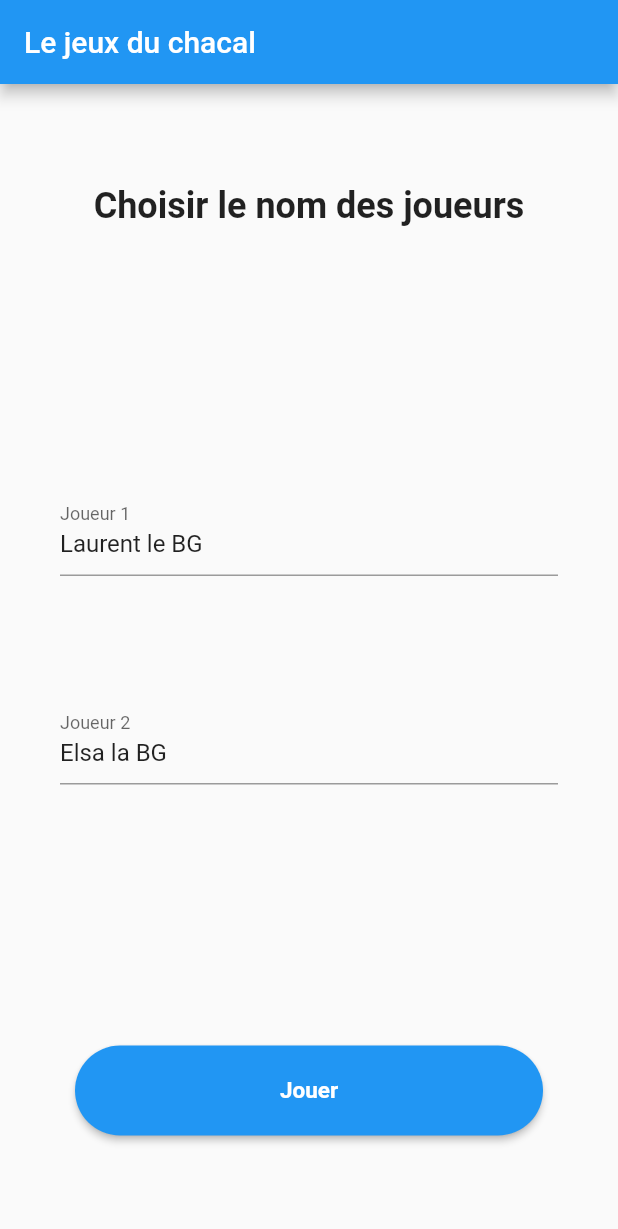
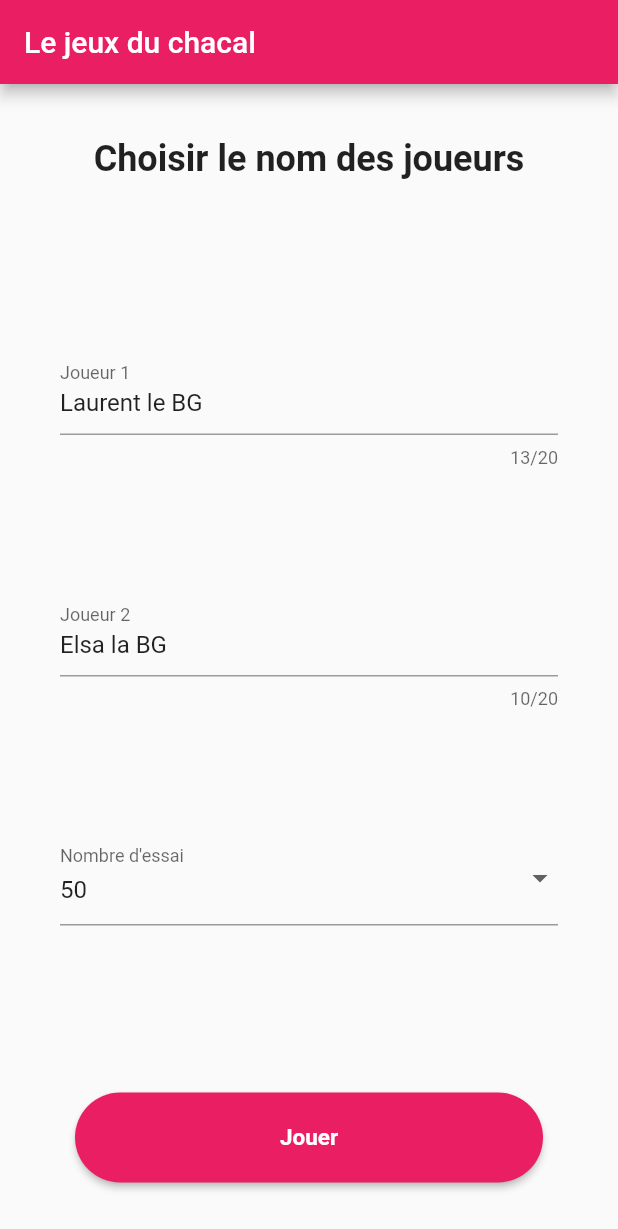
Before and after one commit to TheSmartMonkey/chacal-game, a Flutter app: the screen it shows after launch, on a phone screen of 412 x 824 dp. Shown: the top 1229 px of the screen. Run offline on Flutter 3.47's test engine with Material 2 defaults, Android fonts, the phone set to English and light mode, and no system bars.

Commit message:
number of tries

```diff
--- a/ui/lib/main.dart
+++ b/ui/lib/main.dart
@@ -1,9 +1,9 @@
 import 'package:flutter/material.dart';
 import 'package:ui/cors/constants.dart';
+import 'package:ui/providers/number_of_tries.dart';
 import 'package:ui/providers/players.dart';
 import 'package:ui/providers/word.dart';
 import 'package:ui/screens/choose_word.dart';
-import 'package:ui/screens/game.dart';
 import 'package:ui/screens/home.dart';
 import 'package:provider/provider.dart';
 import 'package:ui/screens/who_choose.dart';
@@ -17,6 +17,9 @@ void main() {
         ),
         ChangeNotifierProvider(
           create: (_) => WordProvider(),
+        ),
+        ChangeNotifierProvider(
+          create: (_) => NumberOfTriesProvider(),
         ),
       ],
       child: const MyApp(),
@@ -32,7 +35,7 @@ class MyApp extends StatelessWidget {
     return MaterialApp(
       title: title,
       theme: ThemeData(
-        primarySwatch: Colors.blue,
+        primarySwatch: Colors.pink,
       ),
       initialRoute: '/',
       routes: {
--- /dev/null
+++ b/ui/lib/providers/number_of_tries.dart
@@ -0,0 +1,27 @@
+import 'package:flutter/material.dart';
+
+class NumberOfTriesProvider extends ChangeNotifier {
+  int _numberOfTries = 50;
+  int _currentNumberOfTries = 1;
+
+  int get getNumberOfTries => _numberOfTries;
+  int get getCurrentNumberOfTries => _currentNumberOfTries;
+
+  void updateNumberOfTries(int numberOfTries) {
+    _numberOfTries = numberOfTries;
+    notifyListeners();
+  }
+
+  void incerementCurrentNumberOfTries(int currentNumberOfTries) {
+    _currentNumberOfTries = currentNumberOfTries + 1;
+    notifyListeners();
+  }
+
+  void clearNumberOfTries() {
+    _numberOfTries = 50;
+  }
+
+  void clearCurrentNumberOfTries() {
+    _currentNumberOfTries = 0;
+  }
+}
--- a/ui/lib/screens/home.dart
+++ b/ui/lib/screens/home.dart
@@ -1,6 +1,7 @@
 import 'package:flutter/material.dart';
 import 'package:ui/cors/constants.dart';
 import 'package:ui/models/players.dart';
+import 'package:ui/providers/number_of_tries.dart';
 import 'package:ui/providers/players.dart';
 import 'package:ui/screens/who_choose.dart';
 import 'package:ui/widgets/custom_button.dart';
@@ -20,12 +21,13 @@ class _HomeScreenState extends State<HomeScreen> {
   PlayersModel _players = PlayersModel.empty();
   final _player1 = TextEditingController(text: defaultPlayer1);
   final _player2 = TextEditingController(text: defaultPlayer2);
+  String _selectedValue = '50';
 
   @override
   void dispose() {
-    super.dispose();
     _player1.dispose();
     _player2.dispose();
+    super.dispose();
   }
 
   void onSubmit() {
@@ -38,8 +40,13 @@ class _HomeScreenState extends State<HomeScreen> {
         player2: _player2.text,
         start: _player1.text,
       );
-      Provider.of<PlayersProvider>(context, listen: false)
-          .updatePlayers(_players);
+      Provider.of<PlayersProvider>(context, listen: false).updatePlayers(
+        _players,
+      );
+      Provider.of<NumberOfTriesProvider>(context, listen: false)
+          .updateNumberOfTries(
+        int.parse(_selectedValue),
+      );
       Navigator.push(
         context,
         MaterialPageRoute(
@@ -47,6 +54,37 @@ class _HomeScreenState extends State<HomeScreen> {
         ),
       );
     }
+  }
+
+  Widget dropdownWidget() {
+    List<String> dropdownValues = ['5', '10', '20', '50'];
+    return Padding(
+      padding: const EdgeInsets.all(40),
+      child: DropdownButtonFormField<String>(
+        value: _selectedValue,
+        hint: const Text('Nombre d\'essai'),
+        decoration: const InputDecoration(
+          labelText: 'Nombre d\'essai',
+        ),
+        isExpanded: true,
+        onChanged: (value) {
+          setState(() {
+            _selectedValue = value ?? '50';
+          });
+        },
+        onSaved: (value) {
+          setState(() {
+            _selectedValue = value ?? '50';
+          });
+        },
+        items: dropdownValues.map<DropdownMenuItem<String>>((String value) {
+          return DropdownMenuItem(
+            value: value,
+            child: Text(value),
+          );
+        }).toList(),
+      ),
+    );
   }
 
   @override
@@ -65,12 +103,15 @@ class _HomeScreenState extends State<HomeScreen> {
                   controller: _player1,
                   label: 'Joueur 1',
                   hint: defaultPlayer1,
+                  maxLength: 20,
                 ),
                 CustomInput(
                   controller: _player2,
                   label: 'Joueur 2',
                   hint: defaultPlayer2,
+                  maxLength: 20,
                 ),
+                dropdownWidget(),
               ],
             ),
             CustomButton(
--- a/ui/lib/widgets/custom_button.dart
+++ b/ui/lib/widgets/custom_button.dart
@@ -1,4 +1,5 @@
 import 'package:flutter/material.dart';
+import 'package:ui/cors/constants.dart';
 
 class CustomButton extends StatefulWidget {
   final Function onAction;
@@ -56,7 +57,6 @@ class _CustomButtonState extends State<CustomButton> {
     );
   }
 
-
   @override
   Widget build(BuildContext context) {
     final screenSize = MediaQuery.of(context).size;
@@ -68,7 +68,7 @@ class _CustomButtonState extends State<CustomButton> {
         style: ElevatedButton.styleFrom(
           shape: const StadiumBorder(),
           minimumSize: Size(screenSize.width - 100, 60),
-          primary: Colors.blue,
+          primary: Colors.pink,
           onPrimary: Colors.white,
         ),
       ),
--- a/ui/lib/widgets/custom_input.dart
+++ b/ui/lib/widgets/custom_input.dart
@@ -4,7 +4,7 @@ class CustomInput extends StatelessWidget {
   final TextEditingController controller;
   final String label;
   final String hint;
-
+  final int? maxLength;
   final Function? validator;
 
   const CustomInput({
@@ -12,6 +12,7 @@ class CustomInput extends StatelessWidget {
     required this.controller,
     required this.label,
     required this.hint,
+    this.maxLength,
     this.validator,
   }) : super(key: key);
 
@@ -33,6 +34,7 @@ class CustomInput extends StatelessWidget {
             hintText: hint,
             labelText: label,
           ),
+          maxLength: maxLength,
           validator: (value) => validator ?? valide(value),
         ),
       ),
--- a/ui/lib/widgets/navbar.dart
+++ b/ui/lib/widgets/navbar.dart
@@ -14,7 +14,9 @@ class NavBar extends StatelessWidget {
   @override
   Widget build(BuildContext context) {
     return Scaffold(
+      resizeToAvoidBottomInset: false,
       appBar: AppBar(
+        backgroundColor: Colors.pink,
         title: Text(customTitle ?? title),
       ),
       body: child,
```
Also changed, not shown: ui/lib/screens/choose_word.dart (+8 -1 lines), ui/lib/screens/end.dart (+26 -7 lines), ui/lib/screens/game.dart (+22 -1 lines).
